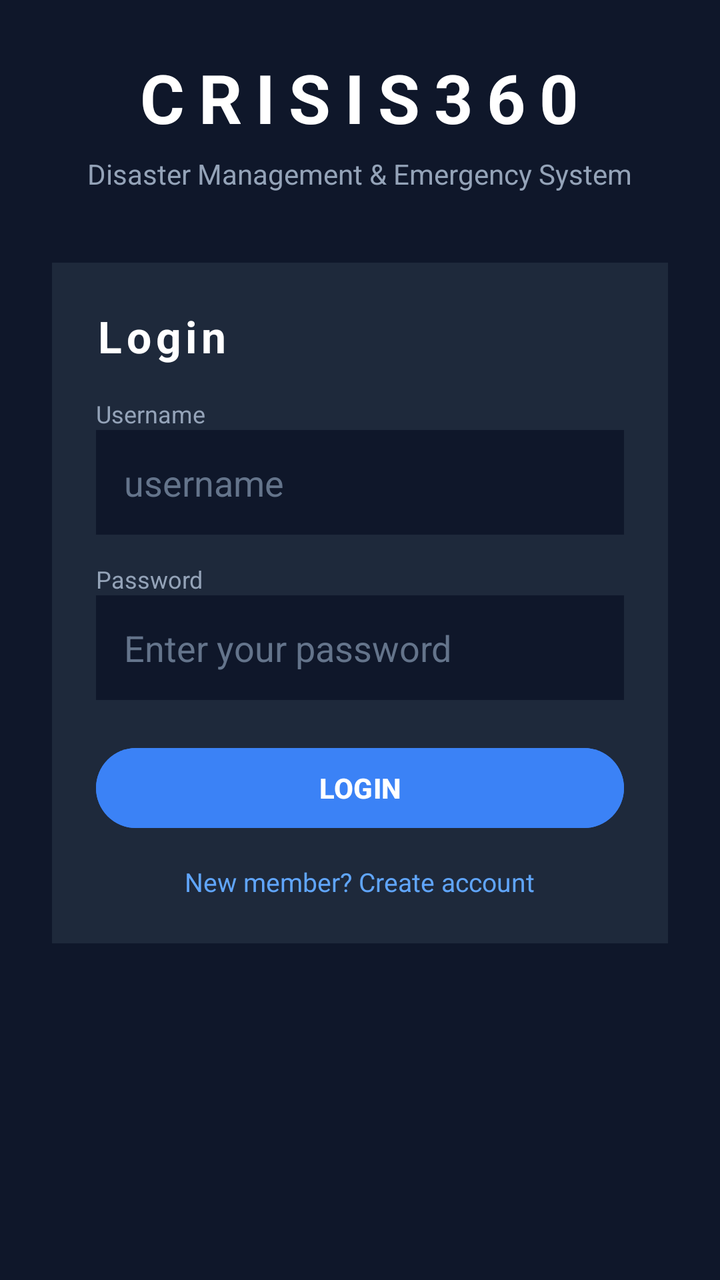
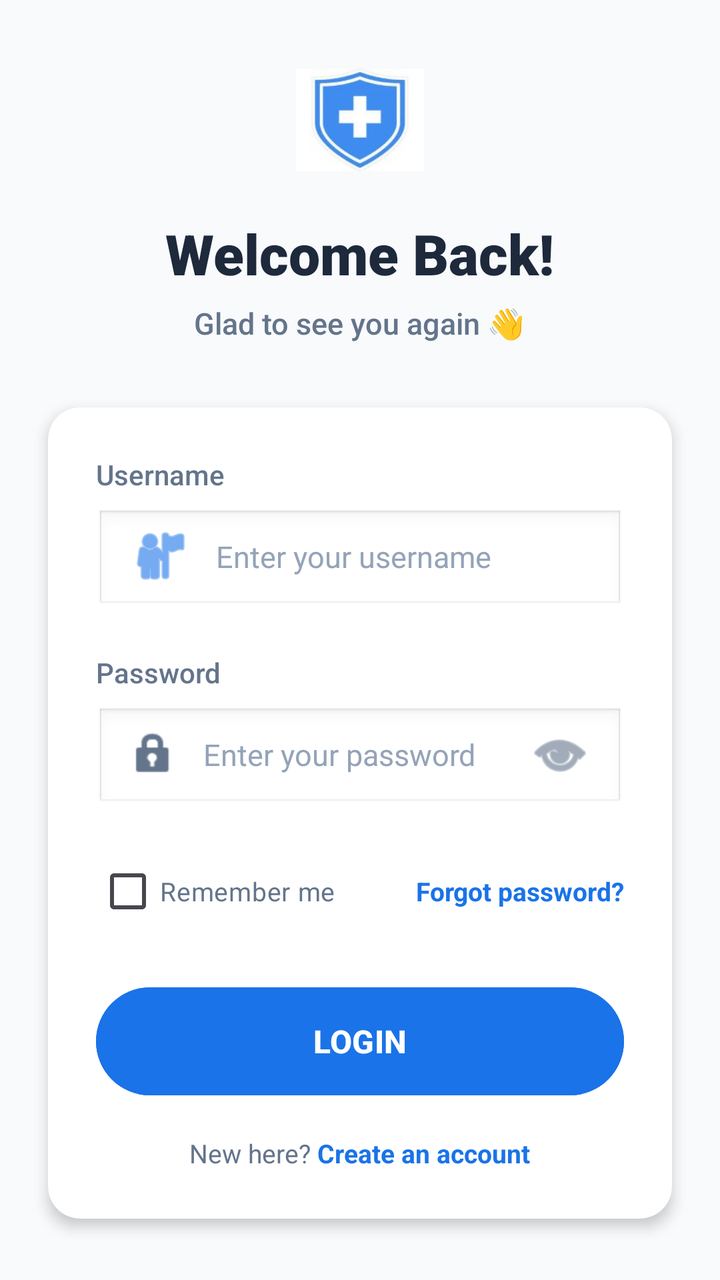

The first picture is an Android layout as it rendered before a commit; the second is the same layout after the commit. The layout source and the unified diff follow.
<!-- AndroidManifest.xml: application theme Theme.Crises -->
<!-- res/layout/activity_login.xml -->
<?xml version="1.0" encoding="utf-8"?>
<RelativeLayout xmlns:android="http://schemas.android.com/apk/res/android"
    android:layout_width="match_parent"
    android:layout_height="match_parent"
    android:background="#0F172A"
    android:padding="26dp">

    
    <TextView
        android:id="@+id/txtBrand"
        android:layout_width="wrap_content"
        android:layout_height="wrap_content"
        android:text="CRISIS360"
        android:textSize="34sp"
        android:textStyle="bold"
        android:textColor="#FFFFFF"
        android:letterSpacing="0.2"
        android:layout_centerHorizontal="true"/>

    
    <TextView
        android:layout_width="wrap_content"
        android:layout_height="wrap_content"
        android:text="Disaster Management &amp; Emergency System"
        android:textSize="14sp"
        android:textColor="#94A3B8"
        android:layout_below="@id/txtBrand"
        android:layout_marginTop="6dp"
        android:layout_centerHorizontal="true"/>

    
    <LinearLayout
        android:id="@+id/loginCard"
        android:layout_width="match_parent"
        android:layout_height="wrap_content"
        android:layout_below="@id/txtBrand"
        android:layout_marginTop="60dp"
        android:orientation="vertical"
        android:background="#1E293B"
        android:padding="22dp">

        
        <TextView
            android:layout_width="wrap_content"
            android:layout_height="wrap_content"
            android:text="Login"
            android:textSize="22sp"
            android:textStyle="bold"
            android:textColor="#FFFFFF"
            android:letterSpacing="0.1"/>

        
        <TextView
            android:layout_width="wrap_content"
            android:layout_height="wrap_content"
            android:text="Username"
            android:textSize="12sp"
            android:textColor="#94A3B8"
            android:layout_marginTop="16dp"/>

        
        <EditText
            android:id="@+id/etUser"
            android:layout_width="match_parent"
            android:layout_height="wrap_content"
            android:hint="username"
            android:textColor="#FFFFFF"
            android:textColorHint="#64748B"
            android:background="#0F172A"
            android:padding="14dp"/>

        
        <TextView
            android:layout_width="wrap_content"
            android:layout_height="wrap_content"
            android:text="Password"
            android:textSize="12sp"
            android:textColor="#94A3B8"
            android:layout_marginTop="14dp"/>

        
        <EditText
            android:id="@+id/etPassword"
            android:layout_width="match_parent"
            android:layout_height="wrap_content"
            android:hint="Enter your password"
            android:inputType="textPassword"
            android:textColor="#FFFFFF"
            android:textColorHint="#64748B"
            android:background="#0F172A"
            android:padding="14dp"/>

        
        <Button
            android:id="@+id/btnLogin"
            android:layout_width="match_parent"
            android:layout_height="wrap_content"
            android:text="LOGIN"
            android:textStyle="bold"
            android:textSize="14sp"
            android:layout_marginTop="20dp"
            android:backgroundTint="#3B82F6"
            android:textColor="#FFFFFF"/>

        
        <TextView
            android:id="@+id/btnRegister"
            android:layout_width="wrap_content"
            android:layout_height="wrap_content"
            android:text="New member? Create account"
            android:textSize="13sp"
            android:textColor="#60A5FA"
            android:layout_marginTop="14dp"
            android:layout_gravity="center"/>

    </LinearLayout>

</RelativeLayout>
<!-- resources referenced by this layout -->
<resources>
  <style name="Theme.Crises" parent="Base.Theme.Crises" />
  <style name="Base.Theme.Crises" parent="Theme.Material3.DayNight.NoActionBar">
  
      </style>
</resources>

<!-- the commit's change to res/layout/activity_login.xml (unified diff, before → after) -->
@@ -1,118 +1,194 @@
 <?xml version="1.0" encoding="utf-8"?>
-<RelativeLayout xmlns:android="http://schemas.android.com/apk/res/android"
+<androidx.constraintlayout.widget.ConstraintLayout
+    xmlns:android="http://schemas.android.com/apk/res/android"
+    xmlns:app="http://schemas.android.com/apk/res-auto"
+    xmlns:tools="http://schemas.android.com/tools"
     android:layout_width="match_parent"
     android:layout_height="match_parent"
-    android:background="#0F172A"
-    android:padding="26dp">
+    android:background="#F8FAFC"
+    tools:context=".LoginActivity">
 
-    
-    <TextView
-        android:id="@+id/txtBrand"
-        android:layout_width="wrap_content"
-        android:layout_height="wrap_content"
-        android:text="CRISIS360"
-        android:textSize="34sp"
-        android:textStyle="bold"
-        android:textColor="#FFFFFF"
-        android:letterSpacing="0.2"
-        android:layout_centerHorizontal="true"/>
-
-    
-    <TextView
-        android:layout_width="wrap_content"
-        android:layout_height="wrap_content"
-        android:text="Disaster Management &amp; Emergency System"
-        android:textSize="14sp"
-        android:textColor="#94A3B8"
-        android:layout_below="@id/txtBrand"
-        android:layout_marginTop="6dp"
-        android:layout_centerHorizontal="true"/>
-
-    
     <LinearLayout
-        android:id="@+id/loginCard"
+        android:id="@+id/llHeader"
         android:layout_width="match_parent"
         android:layout_height="wrap_content"
-        android:layout_below="@id/txtBrand"
-        android:layout_marginTop="60dp"
+        android:layout_marginTop="28dp"
+        android:gravity="center_horizontal"
         android:orientation="vertical"
-        android:background="#1E293B"
-        android:padding="22dp">
+        app:layout_constraintEnd_toEndOf="parent"
+        app:layout_constraintHorizontal_bias="0.0"
+        app:layout_constraintStart_toStartOf="parent"
+        app:layout_constraintTop_toTopOf="parent">
 
-        
+        <ImageView
+            android:id="@+id/ivLoginShield"
+            android:layout_width="64dp"
+            android:layout_height="64dp"
+            android:contentDescription="App Shield Logo"
+            android:src="@drawable/shield"
+             />
+
         <TextView
+            android:id="@+id/tvWelcomeBack"
             android:layout_width="wrap_content"
             android:layout_height="wrap_content"
-            android:text="Login"
-            android:textSize="22sp"
-            android:textStyle="bold"
-            android:textColor="#FFFFFF"
-            android:letterSpacing="0.1"/>
+            android:layout_marginTop="16dp"
+            android:fontFamily="sans-serif-black"
+            android:text="Welcome Back!"
+            android:textColor="#1E293B"
+            android:textSize="28sp"
+            android:textStyle="bold" />
 
-        
         <TextView
+            android:id="@+id/tvLoginSubtitle"
             android:layout_width="wrap_content"
             android:layout_height="wrap_content"
-            android:text="Username"
-            android:textSize="12sp"
-            android:textColor="#94A3B8"
-            android:layout_marginTop="16dp"/>
-
-        
-        <EditText
-            android:id="@+id/etUser"
-            android:layout_width="match_parent"
-            android:layout_height="wrap_content"
-            android:hint="username"
-            android:textColor="#FFFFFF"
-            android:textColorHint="#64748B"
-            android:background="#0F172A"
-            android:padding="14dp"/>
-
-        
-        <TextView
-            android:layout_width="wrap_content"
-            android:layout_height="wrap_content"
-            android:text="Password"
-            android:textSize="12sp"
-            android:textColor="#94A3B8"
-            android:layout_marginTop="14dp"/>
-
-        
-        <EditText
-            android:id="@+id/etPassword"
-            android:layout_width="match_parent"
-            android:layout_height="wrap_content"
-            android:hint="Enter your password"
-            android:inputType="textPassword"
-            android:textColor="#FFFFFF"
-            android:textColorHint="#64748B"
-            android:background="#0F172A"
-            android:padding="14dp"/>
-
-        
-        <Button
-            android:id="@+id/btnLogin"
-            android:layout_width="match_parent"
-            android:layout_height="wrap_content"
-            android:text="LOGIN"
-            android:textStyle="bold"
-            android:textSize="14sp"
-            android:layout_marginTop="20dp"
-            android:backgroundTint="#3B82F6"
-            android:textColor="#FFFFFF"/>
-
-        
-        <TextView
-            android:id="@+id/btnRegister"
-            android:layout_width="wrap_content"
-            android:layout_height="wrap_content"
-            android:text="New member? Create account"
-            android:textSize="13sp"
-            android:textColor="#60A5FA"
-            android:layout_marginTop="14dp"
-            android:layout_gravity="center"/>
+            android:layout_marginTop="6dp"
+            android:fontFamily="sans-serif-medium"
+            android:text="Glad to see you again 👋"
+            android:textColor="#64748B"
+            android:textSize="15sp" />
 
     </LinearLayout>
 
-</RelativeLayout>
+    <androidx.cardview.widget.CardView
+        android:id="@+id/cvLoginCard"
+        android:layout_width="match_parent"
+        android:layout_height="wrap_content"
+        android:layout_horizontalMargin="24dp"
+        android:layout_marginTop="32dp"
+        android:layout_marginHorizontal="24dp"
+        app:cardBackgroundColor="#FFFFFF"
+        app:cardCornerRadius="16dp"
+        app:cardElevation="4dp"
+        app:layout_constraintTop_toBottomOf="@id/llHeader"
+        app:layout_constraintStart_toStartOf="parent"
+        app:layout_constraintEnd_toEndOf="parent">
+
+        <LinearLayout
+            android:layout_width="match_parent"
+            android:layout_height="wrap_content"
+            android:orientation="vertical"
+            android:padding="24dp">
+
+            <TextView
+                android:layout_width="wrap_content"
+                android:layout_height="wrap_content"
+                android:text="Username"
+                android:textColor="#64748B"
+                android:textSize="14sp"
+                android:fontFamily="sans-serif-medium" />
+
+            <EditText
+                android:id="@+id/etUsername"
+                android:layout_width="match_parent"
+                android:layout_height="52dp"
+                android:layout_marginTop="8dp"
+                android:background="@android:drawable/edit_text"
+                android:hint="Enter your username"
+                android:textColorHint="#94A3B8"
+                android:textColor="#1E293B"
+                android:textSize="15sp"
+                android:inputType="textPersonName"
+                android:paddingHorizontal="16dp"
+                android:drawableStart="@android:drawable/ic_menu_myplaces"
+                android:drawablePadding="12dp"
+                app:drawableTint="#1A73E8" />
+
+            <TextView
+                android:layout_width="wrap_content"
+                android:layout_height="wrap_content"
+                android:text="Password"
+                android:textColor="#64748B"
+                android:textSize="14sp"
+                android:fontFamily="sans-serif-medium"
+                android:layout_marginTop="20dp" />
+
+            <EditText
+                android:id="@+id/etPassword"
+                android:layout_width="match_parent"
+                android:layout_height="52dp"
+                android:layout_marginTop="8dp"
+                android:background="@android:drawable/edit_text"
+                android:hint="Enter your password"
+                android:textColorHint="#94A3B8"
+                android:textColor="#1E293B"
+                android:textSize="15sp"
+                android:inputType="textPassword"
+                android:paddingHorizontal="16dp"
+                android:drawableStart="@android:drawable/ic_lock_idle_lock"
+                android:drawableEnd="@android:drawable/ic_menu_view"
+                android:drawablePadding="12dp"
+                app:drawableTint="#64748B" />
+
+            <RelativeLayout
+                android:layout_width="match_parent"
+                android:layout_height="wrap_content"
+                android:layout_marginTop="16dp">
+
+                <CheckBox
+                    android:id="@+id/cbRememberMe"
+                    android:layout_width="wrap_content"
+                    android:layout_height="wrap_content"
+                    android:text="Remember me"
+                    android:textColor="#64748B"
+                    android:textSize="13sp"
+                    android:layout_alignParentStart="true"
+                    android:layout_centerVertical="true" />
+
+                <TextView
+                    android:id="@+id/tvForgotPassword"
+                    android:layout_width="wrap_content"
+                    android:layout_height="wrap_content"
+                    android:text="Forgot password?"
+                    android:textColor="#1A73E8"
+                    android:textSize="13sp"
+                    android:textStyle="bold"
+                    android:layout_alignParentEnd="true"
+                    android:layout_centerVertical="true" />
+            </RelativeLayout>
+
+            <Button
+                android:id="@+id/btnLogin"
+                android:layout_width="match_parent"
+                android:layout_height="54dp"
+                android:layout_marginTop="24dp"
+                android:text="LOGIN"
+                android:textColor="#FFFFFF"
+                android:textSize="16sp"
+                android:textStyle="bold"
+                android:backgroundTint="#1A73E8"
+                android:insetTop="0dp"
+                android:insetBottom="0dp"
+                app:cornerRadius="27dp" />
+
+            <LinearLayout
+                android:layout_width="wrap_content"
+                android:layout_height="wrap_content"
+                android:orientation="horizontal"
+                android:layout_gravity="center_horizontal"
+                android:layout_marginTop="20dp">
+
+                <TextView
+                    android:layout_width="wrap_content"
+                    android:layout_height="wrap_content"
+                    android:text="New here? "
+                    android:textColor="#64748B"
+                    android:textSize="13sp" />
+
+                <TextView
+                    android:id="@+id/tvCreateAccount"
+                    android:layout_width="wrap_content"
+                    android:layout_height="wrap_content"
+                    android:text="Create an account"
+                    android:textColor="#1A73E8"
+                    android:textStyle="bold"
+                    android:textSize="13sp" />
+            </LinearLayout>
+
+        </LinearLayout>
+    </androidx.cardview.widget.CardView>
+
+
+
+</androidx.constraintlayout.widget.ConstraintLayout>
<!-- resource entries referenced after the edit -->
@@ -1,5 +1,6 @@
 <!-- resources referenced by this layout -->
 <resources>
+  <!-- drawable shield: jpg bitmap (drawable, 3917 bytes) -->
   <style name="Theme.Crises" parent="Base.Theme.Crises" />
   <style name="Base.Theme.Crises" parent="Theme.Material3.DayNight.NoActionBar">
   
